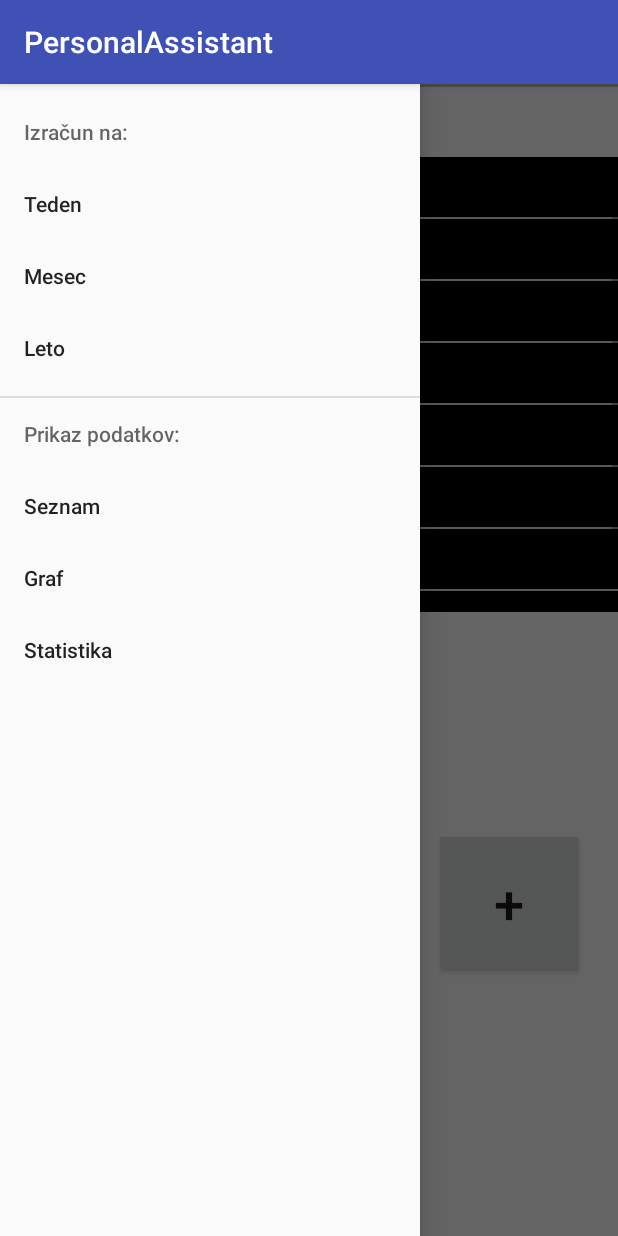
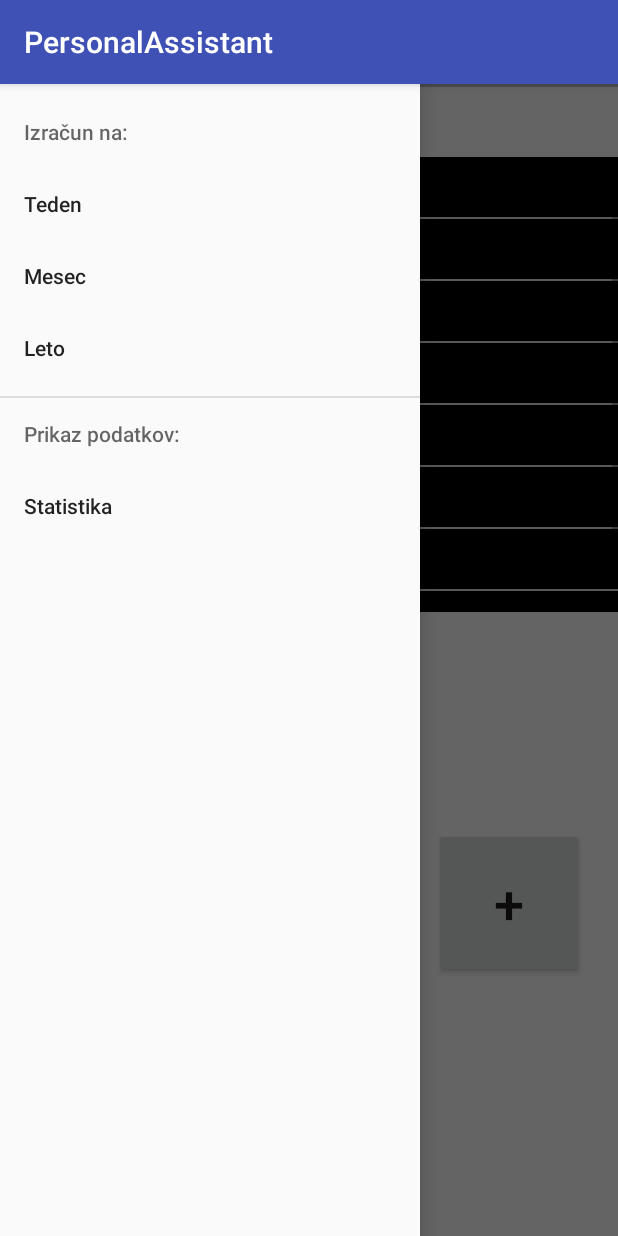
Before and after one commit to AneiMakovec/PersonalAssistant, an Android app: the screen it shows after launch (MainActivity), with the side drawer open, on a phone screen of 412 x 824 dp. Run offline under Robolectric (Android 15) with nearby library versions, the phone set to English and light mode, and no system bars.

```diff
--- a/app/src/main/res/menu/drawer_view.xml
+++ b/app/src/main/res/menu/drawer_view.xml
@@ -22,17 +22,9 @@
             android:id="@+id/drawer_second_subsection"
             android:title="@string/drawer_second_subsection">
             <menu>
-                <group android:checkableBehavior="single">
-                    <item
-                        android:id="@+id/drawer_second_list"
-                        android:title="@string/drawer_second_list" />
-                    <item
-                        android:id="@+id/drawer_second_graph"
-                        android:title="@string/drawer_second_graph" />
-                    <item
-                        android:id="@+id/drawer_second_stat"
-                        android:title="@string/drawer_second_stat" />
-                </group>
+                <item
+                    android:id="@+id/drawer_second_stat"
+                    android:title="@string/drawer_second_stat" />
             </menu>
         </item>
 </menu>
```
Also changed, not shown: app/src/main/java/com/sminarska/emp/personalassistant/MainActivity.java (+4 -63 lines).
